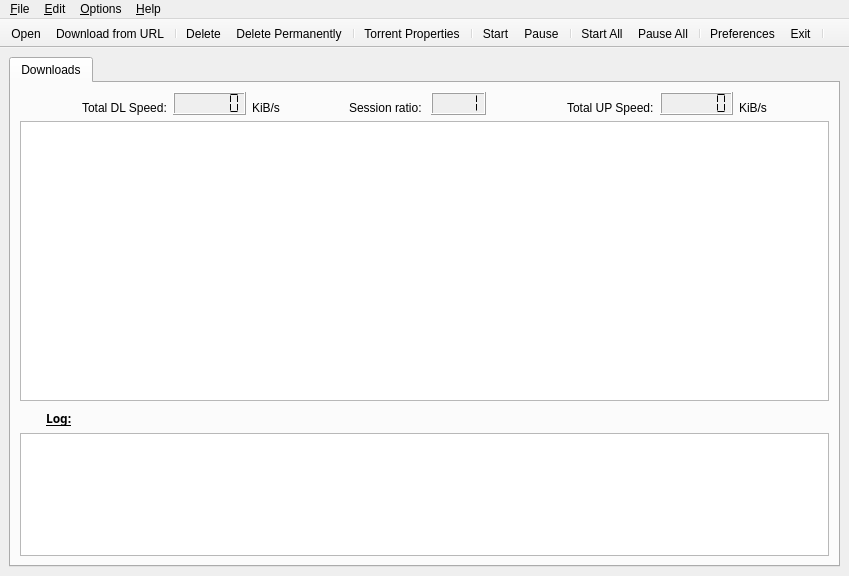
This is src/MainWindow.ui in SysAdminDoc/qBittorrent-Vanced as Qt 5 draws it before an edit. The edited form follows.
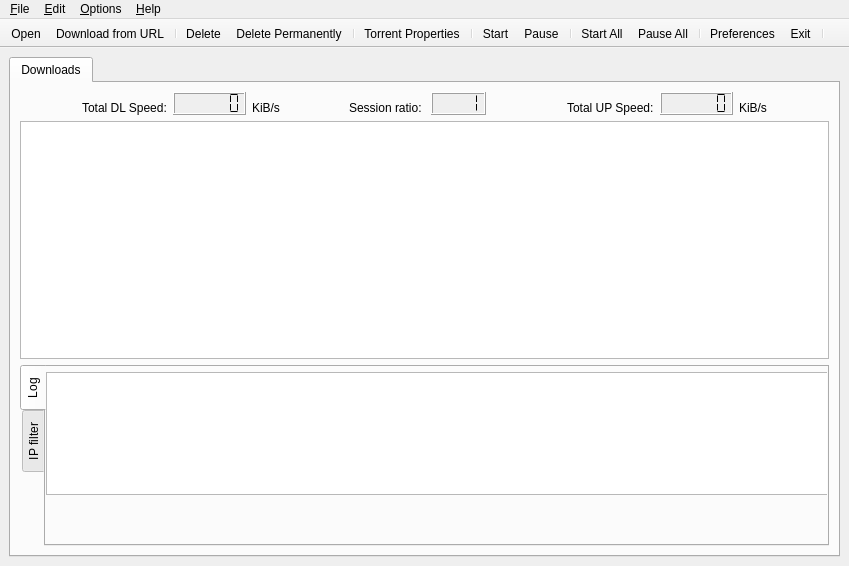
This is the edited form.

Diff of the .ui file:
```diff
--- a/src/MainWindow.ui
+++ b/src/MainWindow.ui
@@ -6,7 +6,7 @@
     <x>0</x>
     <y>0</y>
     <width>849</width>
-    <height>576</height>
+    <height>566</height>
    </rect>
   </property>
   <property name="contextMenuPolicy" >
@@ -36,12 +36,6 @@
         <string>Downloads</string>
        </attribute>
        <layout class="QVBoxLayout" >
-        <property name="margin" >
-         <number>9</number>
-        </property>
-        <property name="spacing" >
-         <number>6</number>
-        </property>
         <item>
          <layout class="QVBoxLayout" >
           <property name="margin" >
@@ -231,6 +225,12 @@
           </item>
           <item>
            <widget class="QTreeView" name="downloadList" >
+            <property name="minimumSize" >
+             <size>
+              <width>0</width>
+              <height>238</height>
+             </size>
+            </property>
             <property name="contextMenuPolicy" >
              <enum>Qt::CustomContextMenu</enum>
             </property>
@@ -251,6 +251,26 @@
          </layout>
         </item>
         <item>
+         <widget class="QTabWidget" name="tabBottom" >
+          <property name="tabPosition" >
+           <enum>QTabWidget::West</enum>
+          </property>
+          <property name="currentIndex" >
+           <number>0</number>
+          </property>
+          <widget class="QWidget" name="log_tab" >
+           <attribute name="title" >
+            <string>Log</string>
+           </attribute>
+           <widget class="QWidget" name="" >
+            <property name="geometry" >
+             <rect>
+              <x>0</x>
+              <y>-10</y>
+              <width>809</width>
+              <height>153</height>
+             </rect>
+            </property>
          <layout class="QVBoxLayout" >
           <property name="margin" >
            <number>0</number>
@@ -258,78 +278,22 @@
           <property name="spacing" >
            <number>6</number>
           </property>
-          <item>
-           <layout class="QHBoxLayout" >
-            <property name="margin" >
+             <property name="leftMargin" >
              <number>0</number>
             </property>
-            <property name="spacing" >
-             <number>6</number>
-            </property>
-            <item>
-             <widget class="QLabel" name="info_icon" >
-              <property name="minimumSize" >
-               <size>
-                <width>20</width>
-                <height>20</height>
-               </size>
-              </property>
-              <property name="text" >
-               <string/>
-              </property>
-              <property name="alignment" >
-               <set>Qt::AlignBottom|Qt::AlignLeading|Qt::AlignLeft</set>
-              </property>
-             </widget>
-            </item>
-            <item>
-             <widget class="QLabel" name="lbl_info" >
-              <property name="minimumSize" >
-               <size>
-                <width>0</width>
-                <height>20</height>
-               </size>
-              </property>
-              <property name="font" >
-               <font>
-                <family>Sans Serif</family>
-                <pointsize>9</pointsize>
-                <weight>75</weight>
-                <italic>false</italic>
-                <bold>true</bold>
-                <underline>true</underline>
-                <strikeout>false</strikeout>
-               </font>
-              </property>
-              <property name="text" >
-               <string>Log:</string>
-              </property>
-              <property name="alignment" >
-               <set>Qt::AlignBottom|Qt::AlignLeading|Qt::AlignLeft</set>
-              </property>
-             </widget>
-            </item>
-            <item>
-             <spacer>
-              <property name="orientation" >
-               <enum>Qt::Horizontal</enum>
-              </property>
-              <property name="sizeHint" >
-               <size>
-                <width>661</width>
-                <height>20</height>
-               </size>
-              </property>
-             </spacer>
-            </item>
-           </layout>
-          </item>
+             <property name="topMargin" >
+              <number>0</number>
+             </property>
+             <property name="rightMargin" >
+              <number>0</number>
+             </property>
+             <property name="bottomMargin" >
+              <number>0</number>
+             </property>
           <item>
            <widget class="QTextBrowser" name="infoBar" >
             <property name="sizePolicy" >
-             <sizepolicy>
-              <hsizetype>7</hsizetype>
-              <vsizetype>0</vsizetype>
+                <sizepolicy vsizetype="Fixed" hsizetype="Expanding" >
               <horstretch>0</horstretch>
               <verstretch>0</verstretch>
              </sizepolicy>
@@ -346,6 +310,14 @@
            </widget>
           </item>
          </layout>
+           </widget>
+          </widget>
+          <widget class="QWidget" name="filter_tab" >
+           <attribute name="title" >
+            <string>IP filter</string>
+           </attribute>
+          </widget>
+         </widget>
         </item>
        </layout>
       </widget>
```
Left out of the diff: 53 changed lines with no effect on the pictures. Lines whose indentation alone changed are shown as unchanged.
